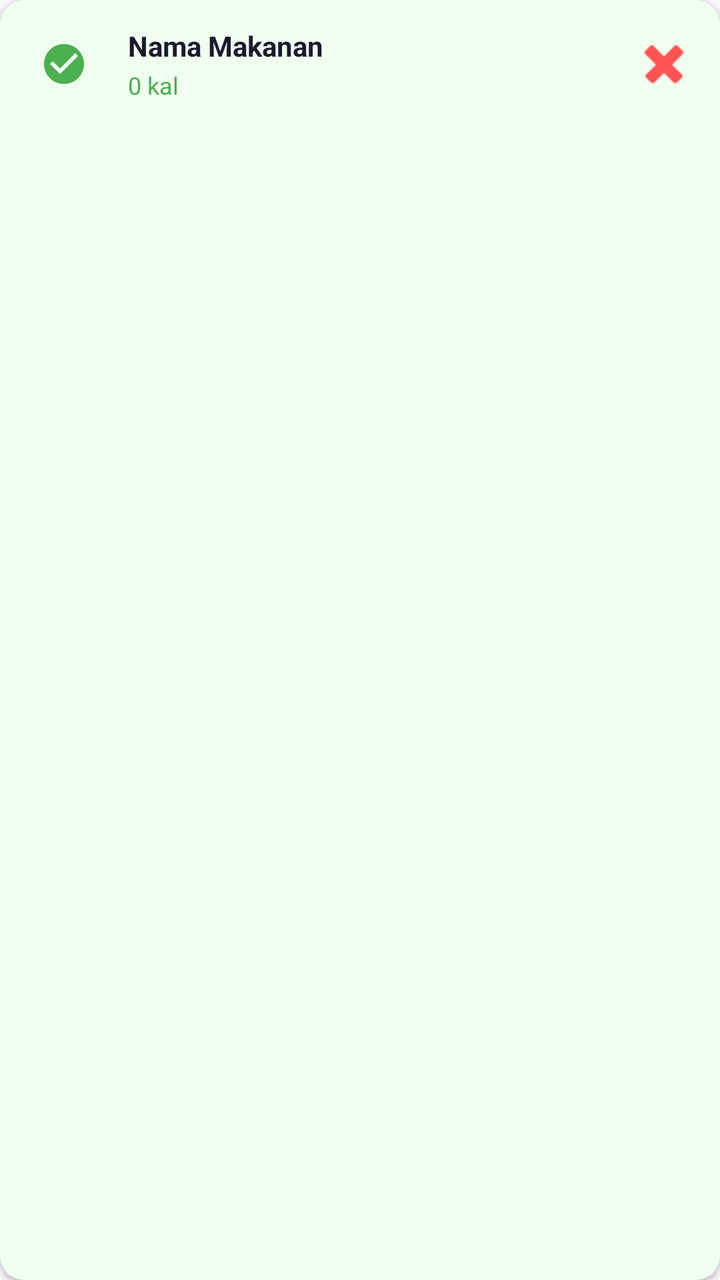
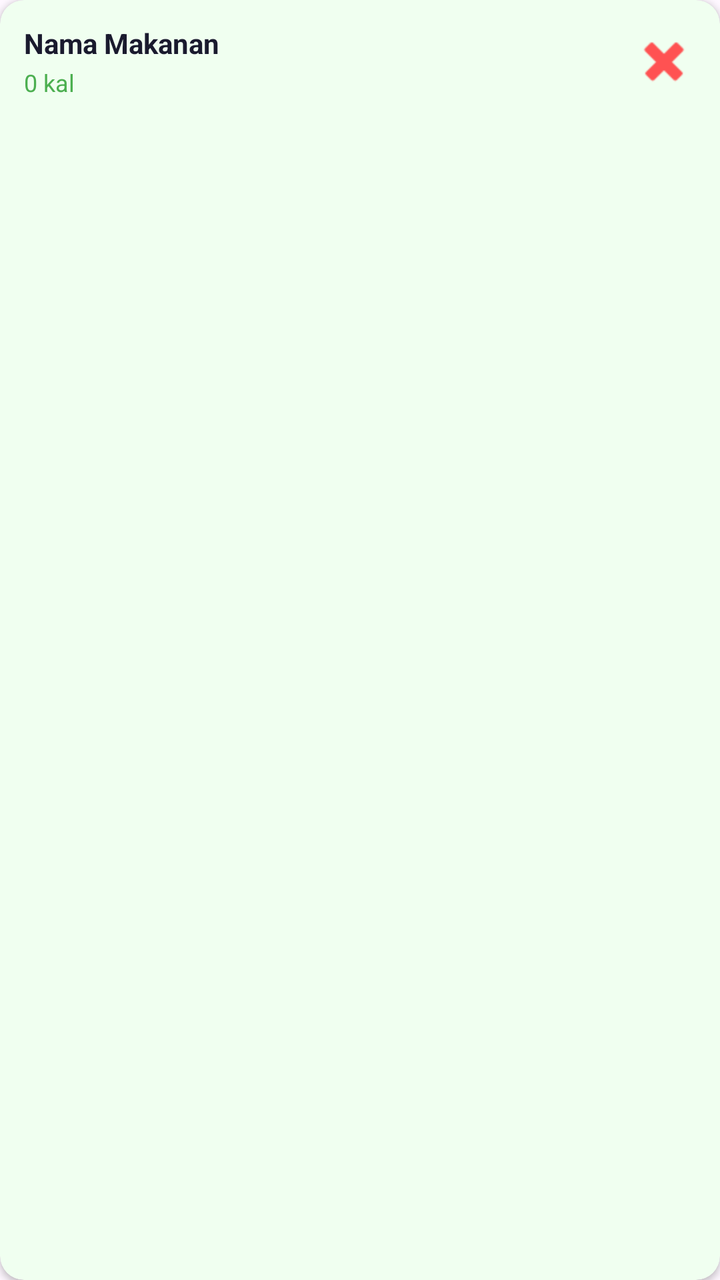

Two renders of the same Android screen: before a commit and after it. Below are the layout's source before the change and the commit's diff.
<!-- AndroidManifest.xml: application theme Theme.GIZI -->
<!-- res/layout/item_food_selected.xml -->
<?xml version="1.0" encoding="utf-8"?>
<androidx.cardview.widget.CardView
    xmlns:android="http://schemas.android.com/apk/res/android"
    xmlns:app="http://schemas.android.com/apk/res-auto"
    android:layout_width="match_parent"
    android:layout_height="wrap_content"
    android:layout_marginHorizontal="16dp"
    android:layout_marginVertical="4dp"
    app:cardCornerRadius="12dp"
    app:cardElevation="2dp"
    app:cardBackgroundColor="#F0FFF0">

    <LinearLayout
        android:layout_width="match_parent"
        android:layout_height="wrap_content"
        android:orientation="horizontal"
        android:padding="12dp"
        android:gravity="center_vertical">

        <ImageView
            android:layout_width="40dp"
            android:layout_height="40dp"
            android:padding="8dp"
            android:src="@drawable/ic_check_circle"
            app:tint="@color/primary_green"
            android:layout_marginEnd="12dp"/>

        <LinearLayout
            android:layout_width="0dp"
            android:layout_height="wrap_content"
            android:layout_weight="1"
            android:orientation="vertical">

            <TextView
                android:id="@+id/tvNamaMakananSelected"
                android:layout_width="wrap_content"
                android:layout_height="wrap_content"
                android:text="Nama Makanan"
                android:textStyle="bold"
                android:textSize="14sp"
                android:textColor="#1A1A2E"/>

            <TextView
                android:id="@+id/tvKaloriSelected"
                android:layout_width="wrap_content"
                android:layout_height="wrap_content"
                android:text="0 kal"
                android:textSize="12sp"
                android:textColor="#4CAF50"
                android:layout_marginTop="2dp"/>

        </LinearLayout>

        
        <ImageButton
            android:id="@+id/btnHapus"
            android:layout_width="32dp"
            android:layout_height="32dp"
            android:src="@android:drawable/ic_delete"
            android:background="?attr/selectableItemBackgroundBorderless"
            android:tint="#FF5252"
            android:contentDescription="Hapus makanan"/>

    </LinearLayout>

</androidx.cardview.widget.CardView>
<!-- resources referenced by this layout -->
<resources>
  <color name="primary_green">#4CAF50</color>
  <!-- drawable ic_check_circle (drawable) -->
  <vector xmlns:android="http://schemas.android.com/apk/res/android"
      android:width="24dp"
      android:height="24dp"
      android:viewportWidth="24"
      android:viewportHeight="24">
      <path
          android:fillColor="#FF000000"
          android:pathData="M12,2C6.48,2 2,6.48 2,12s4.48,10 10,10 10,-4.48 10,-10S17.52,2 12,2zM10,17l-5,-5 1.41,-1.41L10,14.17l7.59,-7.59L19,8l-9,9z"/>
  </vector>
  <style name="Theme.GIZI" parent="Base.Theme.GIZI" />
  <style name="Base.Theme.GIZI" parent="Theme.Material3.DayNight.NoActionBar">
          
          
      </style>
</resources>

<!-- the commit's change to res/layout/item_food_selected.xml (unified diff, before → after) -->
@@ -16,14 +16,6 @@
         android:orientation="horizontal"
         android:padding="12dp"
         android:gravity="center_vertical">
-
-        <ImageView
-            android:layout_width="40dp"
-            android:layout_height="40dp"
-            android:padding="8dp"
-            android:src="@drawable/ic_check_circle"
-            app:tint="@color/primary_green"
-            android:layout_marginEnd="12dp"/>
 
         <LinearLayout
             android:layout_width="0dp"
@@ -51,7 +43,6 @@
 
         </LinearLayout>
 
-        
         <ImageButton
             android:id="@+id/btnHapus"
             android:layout_width="32dp"
<!-- resource entries referenced after the edit -->
@@ -1,16 +1,5 @@
 <!-- resources referenced by this layout -->
 <resources>
-  <color name="primary_green">#4CAF50</color>
-  <!-- drawable ic_check_circle (drawable) -->
-  <vector xmlns:android="http://schemas.android.com/apk/res/android"
-      android:width="24dp"
-      android:height="24dp"
-      android:viewportWidth="24"
-      android:viewportHeight="24">
-      <path
-          android:fillColor="#FF000000"
-          android:pathData="M12,2C6.48,2 2,6.48 2,12s4.48,10 10,10 10,-4.48 10,-10S17.52,2 12,2zM10,17l-5,-5 1.41,-1.41L10,14.17l7.59,-7.59L19,8l-9,9z"/>
-  </vector>
   <style name="Theme.GIZI" parent="Base.Theme.GIZI" />
   <style name="Base.Theme.GIZI" parent="Theme.Material3.DayNight.NoActionBar">
           
